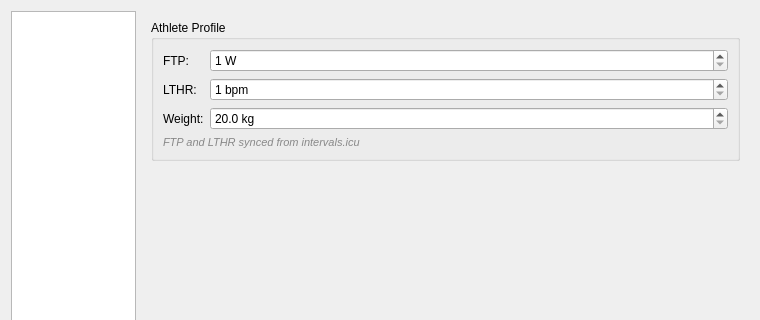
Above: src/ui/dialogmainwindowconfig.ui from MaximumTrainer/MaximumTrainer_Redux before the change; both pictures show x 0 to 760 and y 0 to 320 of the 760 by 460 pixel window. Below: the same form after it.
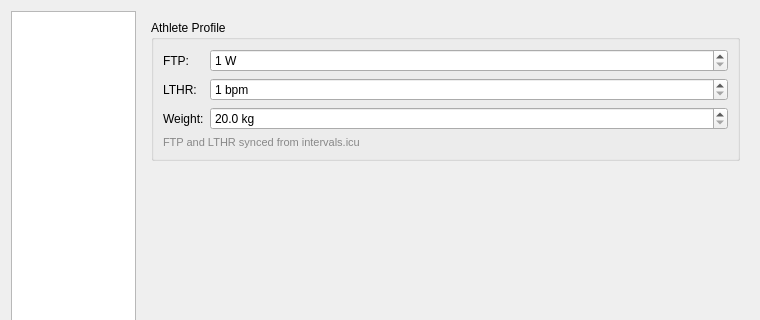
That is the form after the change. The open tabs and pages were chosen to show the change. Custom widgets are drawn as their Qt base class.

Commit message:
ui(preferences): profile values are read-only when they come from Intervals.icu
Signed in, FTP, LTHR and weight are copied from the Intervals.icu profile at
every sign-in, so editing them in Preferences > Profile looked like it worked
but reverted at the next login. Signed in, the three boxes are now read-only
(greyed, no arrows), OK no longer writes them, and a note says they come from
Intervals.icu (with the last sync time) and links to the Intervals.icu settings
where they can be changed. Offline they stay editable. User guide updated.

```diff
--- a/src/ui/dialogmainwindowconfig.ui
+++ b/src/ui/dialogmainwindowconfig.ui
@@ -500,11 +500,17 @@
             <property name="text">
              <string>FTP and LTHR synced from intervals.icu</string>
             </property>
+            <property name="openExternalLinks">
+             <bool>true</bool>
+            </property>
+            <property name="textFormat">
+             <enum>Qt::RichText</enum>
+            </property>
             <property name="wordWrap">
              <bool>true</bool>
             </property>
             <property name="styleSheet">
-             <string notr="true">color: #888; font-size: 11px; font-style: italic;</string>
+             <string notr="true">color: #888; font-size: 11px;</string>
             </property>
            </widget>
           </item>
```
The commit also changes 2 other files.
